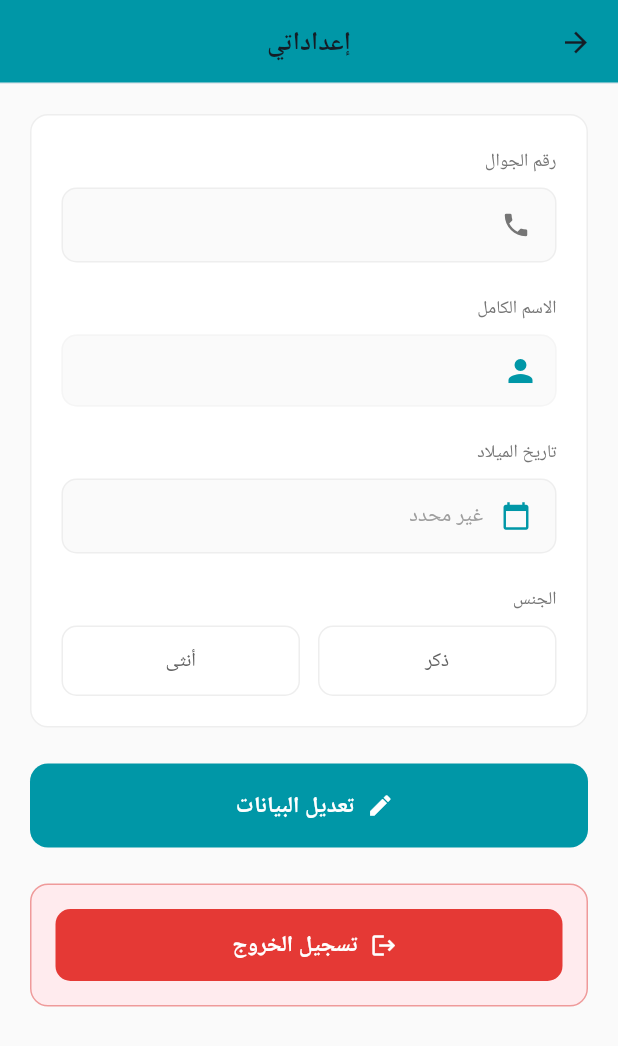
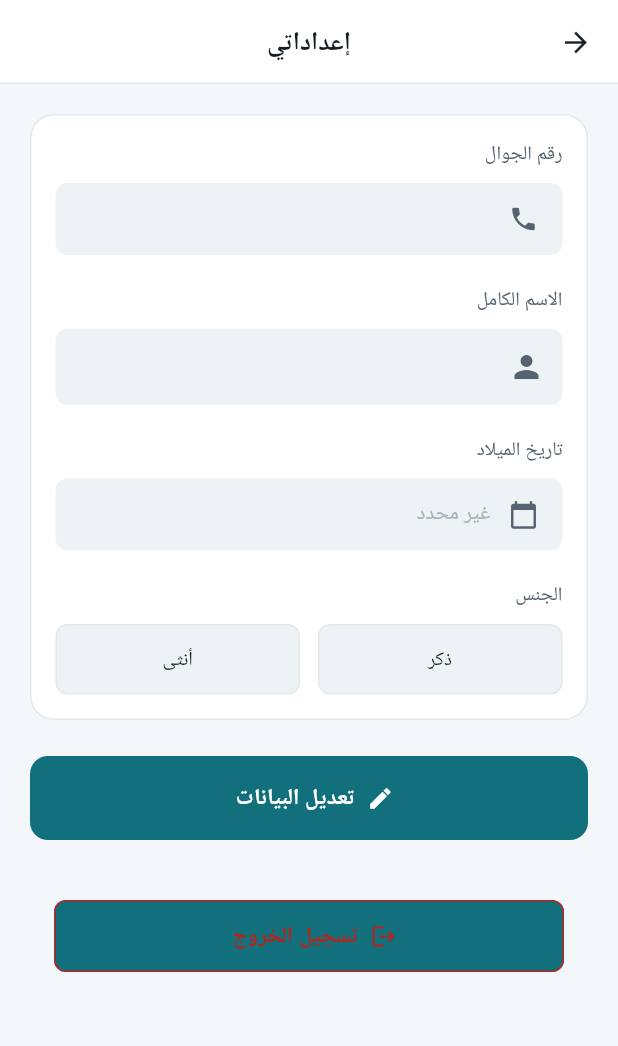
Before and after one commit to ahmed872/DrD, a Flutter app: the PatientSettingsScreen screen opened directly, on a phone screen of 412 x 824 dp. Shown: the top 1046 px of the screen. Run offline on Flutter 3.47's test engine with Material 3 defaults, Android fonts, the phone set to English and light mode, and no system bars; our stand-ins replace cloud_firestore, firebase_auth, firebase_core; accounts and stored records are empty; statements that could not run were skipped.

Commit message:
Phase 1: migrate the remaining patient screens
Medical history, settings and rate-doctor now take their colours from the
theme. Every screen a patient can reach is done — 288 literal colours
across eight screens, none left.

The medical history records carried a `color` field in their data, set to
blue for every record ever built, and each record drew three coloured dots:
blue for the reason, orange for the diagnosis, green for the prescription.
Those are three fixed headings, not three states — nothing a patient could
do would change which colour appeared next to which. The dots are neutral
now and the headings say what they are, which is what they were already
doing.

Settings had a red-tinted box drawn around an already-red logout button,
saying the same thing twice. The button carries it alone. Its four field
labels were four copies of the same TextStyle, and the birth-date field was
the same white-Container-in-a-dark-theme problem as the login screen. Its
`_showMessage` helper took an isError flag and coloured the whole snack bar
by it; it picks a tone now, so the icon carries it.

Analyze is at 62 issues from 76 at the start of this work, with no errors
or warnings, and the 78 tests pass.

Co-Authored-By: Claude Opus 5 <noreply@anthropic.com>
Claude-Session: https://claude.ai/code/session_019mR7yyURA7qCgUfGcDW8jj

```diff
--- a/lib/presentation/screens/patient_settings_screen.dart
+++ b/lib/presentation/screens/patient_settings_screen.dart
@@ -1,6 +1,8 @@
 import 'package:flutter/material.dart';
 import 'package:provider/provider.dart';
 import '../providers/firebase_auth_service.dart';
+import '../../core/theme/app_theme.dart';
+import '../../core/widgets/widgets.dart';
 
 class PatientSettingsScreen extends StatefulWidget {
   const PatientSettingsScreen({super.key});
@@ -28,13 +30,7 @@ class _PatientSettingsScreenState extends State<PatientSettingsScreen> {
   @override
   Widget build(BuildContext context) {
     return Scaffold(
-      backgroundColor: Colors.grey[50],
-      appBar: AppBar(
-        title: const Text('إعداداتي'),
-        centerTitle: true,
-        backgroundColor: const Color(0xFF0097A7),
-        elevation: 1,
-      ),
+      appBar: AppBar(title: const Text('إعداداتي')),
       body: Consumer<FirebaseAuthService>(
         builder: (context, auth, _) {
           return SingleChildScrollView(
@@ -55,10 +51,9 @@ class _PatientSettingsScreenState extends State<PatientSettingsScreen> {
                         onPressed: () => setState(() => _isEditing = true),
                         icon: const Icon(Icons.edit),
                         label: const Text('تعديل البيانات'),
-                        style: ElevatedButton.styleFrom(
-                          backgroundColor: const Color(0xFF0097A7),
-                          shape: RoundedRectangleBorder(
-                            borderRadius: BorderRadius.circular(12),
+                        style: FilledButton.styleFrom(
+                          shape: const RoundedRectangleBorder(
+                            borderRadius: DrdRadius.mdAll,
                           ),
                         ),
                       ),
@@ -68,17 +63,13 @@ class _PatientSettingsScreenState extends State<PatientSettingsScreen> {
                       children: [
                         Expanded(
                           child: ElevatedButton(
-                            onPressed: () => _cancelEdit(),
-                            style: ElevatedButton.styleFrom(
-                              backgroundColor: Colors.grey[300],
-                              shape: RoundedRectangleBorder(
-                                borderRadius: BorderRadius.circular(12),
+                            onPressed: _cancelEdit,
+                            style: OutlinedButton.styleFrom(
+                              shape: const RoundedRectangleBorder(
+                                borderRadius: DrdRadius.mdAll,
                               ),
                             ),
-                            child: const Text(
-                              'إلغاء',
-                              style: TextStyle(color: Colors.grey),
-                            ),
+                            child: const Text('إلغاء'),
                           ),
                         ),
                         const SizedBox(width: 12),
@@ -88,19 +79,18 @@ class _PatientSettingsScreenState extends State<PatientSettingsScreen> {
                                 _isSaving ? null : () => _saveChanges(auth),
                             icon: const Icon(Icons.save),
                             label: _isSaving
-                                ? const SizedBox(
+                                ? SizedBox(
                                     width: 20,
                                     height: 20,
                                     child: CircularProgressIndicator(
-                                      color: Colors.white,
+                                      color: context.colors.onPrimary,
                                       strokeWidth: 2,
                                     ),
                                   )
                                 : const Text('حفظ'),
-                            style: ElevatedButton.styleFrom(
-                              backgroundColor: const Color(0xFF0097A7),
-                              shape: RoundedRectangleBorder(
-                                borderRadius: BorderRadius.circular(12),
+                            style: FilledButton.styleFrom(
+                              shape: const RoundedRectangleBorder(
+                                borderRadius: DrdRadius.mdAll,
                               ),
                             ),
                           ),
@@ -123,11 +113,11 @@ class _PatientSettingsScreenState extends State<PatientSettingsScreen> {
 
   Widget _buildProfileCard(FirebaseAuthService auth) {
     return Container(
-      padding: const EdgeInsets.all(20),
+      padding: const EdgeInsets.all(DrdSpacing.md),
       decoration: BoxDecoration(
-        color: Colors.white,
-        border: Border.all(color: Colors.grey[200]!, width: 1),
-        borderRadius: BorderRadius.circular(12),
+        color: context.colors.surface,
+        border: Border.all(color: context.drd.border, width: DrdSizes.hairline),
+        borderRadius: DrdRadius.lgAll,
       ),
       child: Column(
         children: [
@@ -169,9 +159,8 @@ class _PatientSettingsScreenState extends State<PatientSettingsScreen> {
       children: [
         Text(
           label,
-          style: TextStyle(
-            fontSize: 12,
-            color: Colors.grey[600],
+          style: context.text.bodySmall?.copyWith(
+            color: context.drd.muted,
             fontWeight: FontWeight.w500,
           ),
         ),
@@ -179,20 +168,16 @@ class _PatientSettingsScreenState extends State<PatientSettingsScreen> {
         Container(
           padding: const EdgeInsets.symmetric(horizontal: 16, vertical: 12),
           decoration: BoxDecoration(
-            color: Colors.grey[50],
-            border: Border.all(color: Colors.grey[200]!),
-            borderRadius: BorderRadius.circular(10),
+            color: context.colors.surfaceContainerHigh,
+            borderRadius: DrdRadius.smAll,
           ),
           child: Row(
             children: [
-              Icon(icon, color: Colors.grey[600], size: 20),
-              const SizedBox(width: 12),
+              Icon(icon, color: context.drd.muted, size: 20),
+              const SizedBox(width: DrdSpacing.sm),
               Text(
                 value,
-                style: TextStyle(
-                  fontSize: 14,
-                  color: Colors.grey[700],
-                ),
+                style: context.text.bodyMedium,
               ),
             ],
           ),
@@ -212,9 +197,8 @@ class _PatientSettingsScreenState extends State<PatientSettingsScreen> {
       children: [
         Text(
           label,
-          style: TextStyle(
-            fontSize: 12,
-            color: Colors.grey[600],
+          style: context.text.bodySmall?.copyWith(
+            color: context.drd.muted,
             fontWeight: FontWeight.w500,
           ),
         ),
@@ -223,36 +207,11 @@ class _PatientSettingsScreenState extends State<PatientSettingsScreen> {
           controller: controller,
           enabled: enabled,
           decoration: InputDecoration(
-            prefixIcon: Icon(icon, color: const Color(0xFF0097A7)),
-            border: OutlineInputBorder(
-              borderRadius: BorderRadius.circular(10),
-              borderSide: BorderSide(color: Colors.grey[200]!),
-            ),
-            enabledBorder: OutlineInputBorder(
-              borderRadius: BorderRadius.circular(10),
-              borderSide: BorderSide(color: Colors.grey[200]!, width: 1),
-            ),
-            focusedBorder: OutlineInputBorder(
-              borderRadius: BorderRadius.circular(10),
-              borderSide: const BorderSide(
-                color: Color(0xFF0097A7),
-                width: 2,
-              ),
-            ),
-            disabledBorder: OutlineInputBorder(
-              borderRadius: BorderRadius.circular(10),
-              borderSide: BorderSide(color: Colors.grey[100]!),
-            ),
-            filled: true,
-            fillColor: enabled ? Colors.white : Colors.grey[50],
+            prefixIcon: Icon(icon),
             contentPadding: const EdgeInsets.symmetric(
               horizontal: 16,
               vertical: 12,
             ),
-          ),
-          style: TextStyle(
-            fontSize: 14,
-            color: Colors.grey[800],
           ),
         ),
       ],
@@ -265,9 +224,8 @@ class _PatientSettingsScreenState extends State<PatientSettingsScreen> {
       children: [
         Text(
           'تاريخ الميلاد',
-          style: TextStyle(
-            fontSize: 12,
-            color: Colors.grey[600],
+          style: context.text.bodySmall?.copyWith(
+            color: context.drd.muted,
             fontWeight: FontWeight.w500,
           ),
         ),
@@ -289,9 +247,8 @@ class _PatientSettingsScreenState extends State<PatientSettingsScreen> {
           child: Container(
             padding: const EdgeInsets.symmetric(horizontal: 16, vertical: 12),
             decoration: BoxDecoration(
-              color: _isEditing ? Colors.white : Colors.grey[50],
-              border: Border.all(color: Colors.grey[200]!),
-              borderRadius: BorderRadius.circular(10),
+              color: context.colors.surfaceContainerHigh,
+              borderRadius: DrdRadius.smAll,
             ),
             child: Row(
               mainAxisAlignment: MainAxisAlignment.spaceBetween,
@@ -300,7 +257,7 @@ class _PatientSettingsScreenState extends State<PatientSettingsScreen> {
                   children: [
                     Icon(
                       Icons.calendar_today,
-                      color: const Color(0xFF0097A7),
+                      color: context.drd.muted,
                       size: 20,
                     ),
                     const SizedBox(width: 12),
@@ -311,8 +268,8 @@ class _PatientSettingsScreenState extends State<PatientSettingsScreen> {
                       style: TextStyle(
                         fontSize: 14,
                         color: _selectedBirthDate != null
-                            ? Colors.grey[800]
-                            : Colors.grey[500],
+                            ? context.colors.onSurface
+                            : context.drd.disabled,
                       ),
                     ),
                   ],
@@ -320,7 +277,7 @@ class _PatientSettingsScreenState extends State<PatientSettingsScreen> {
                 if (_isEditing)
                   Icon(
                     Icons.edit,
-                    color: Colors.grey[400],
+                    color: context.drd.muted,
                     size: 18,
                   ),
               ],
@@ -337,9 +294,8 @@ class _PatientSettingsScreenState extends State<PatientSettingsScreen> {
       children: [
         Text(
           'الجنس',
-          style: TextStyle(
-            fontSize: 12,
-            color: Colors.grey[600],
+          style: context.text.bodySmall?.copyWith(
+            color: context.drd.muted,
             fontWeight: FontWeight.w500,
           ),
         ),
@@ -366,18 +322,22 @@ class _PatientSettingsScreenState extends State<PatientSettingsScreen> {
       child: Container(
         padding: const EdgeInsets.symmetric(vertical: 12),
         decoration: BoxDecoration(
-          color: isSelected ? const Color(0xFF0097A7) : Colors.white,
-          borderRadius: BorderRadius.circular(10),
+          color: isSelected
+              ? context.colors.primary
+              : context.colors.surfaceContainerHigh,
+          borderRadius: DrdRadius.smAll,
           border: Border.all(
-            color: isSelected ? const Color(0xFF0097A7) : Colors.grey[200]!,
-            width: 1,
+            color: isSelected ? context.colors.primary : context.drd.border,
+            width: DrdSizes.hairline,
           ),
         ),
         child: Text(
           label,
           textAlign: TextAlign.center,
           style: TextStyle(
-            color: isSelected ? Colors.white : Colors.grey[700],
+            color: isSelected
+                ? context.colors.onPrimary
+                : context.colors.onSurface,
             fontWeight: FontWeight.w500,
             fontSize: 13,
           ),
@@ -388,22 +348,18 @@ class _PatientSettingsScreenState extends State<PatientSettingsScreen> {
 
   Widget _buildLogoutSection(FirebaseAuthService auth) {
     return Container(
-      padding: const EdgeInsets.all(16),
-      decoration: BoxDecoration(
-        color: Colors.red.shade50,
-        border: Border.all(color: Colors.red.shade200),
-        borderRadius: BorderRadius.circular(12),
-      ),
+      padding: const EdgeInsets.all(DrdSpacing.md),
       child: SizedBox(
         width: double.infinity,
         child: ElevatedButton.icon(
           onPressed: () => _logout(auth),
           icon: const Icon(Icons.logout),
           label: const Text('تسجيل الخروج'),
-          style: ElevatedButton.styleFrom(
-            backgroundColor: Colors.red.shade600,
-            shape: RoundedRectangleBorder(
-              borderRadius: BorderRadius.circular(10),
+          style: OutlinedButton.styleFrom(
+            foregroundColor: context.colors.error,
+            side: BorderSide(color: context.colors.error),
+            shape: const RoundedRectangleBorder(
+              borderRadius: DrdRadius.smAll,
             ),
           ),
         ),
@@ -477,8 +433,10 @@ class _PatientSettingsScreenState extends State<PatientSettingsScreen> {
                 );
               }
             },
-            child:
-                const Text('تسجيل الخروج', style: TextStyle(color: Colors.red)),
+            child: Text(
+              'تسجيل الخروج',
+              style: TextStyle(color: context.colors.error),
+            ),
           ),
         ],
       ),
@@ -487,11 +445,7 @@ class _PatientSettingsScreenState extends State<PatientSettingsScreen> {
 
   void _showMessage(String message, {bool isError = false}) {
     ScaffoldMessenger.of(context).showSnackBar(
-      SnackBar(
-        content: Text(message),
-        backgroundColor: isError ? Colors.red : Colors.green,
-        duration: const Duration(seconds: 2),
-      ),
+      isError ? AppSnackBar.error(message) : AppSnackBar.success(message),
     );
   }
 
```
Also changed, not shown: lib/presentation/screens/patient_medical_history_screen.dart (+31 -37 lines), lib/presentation/screens/patient_rate_doctor_screen.dart (+14 -46 lines).
